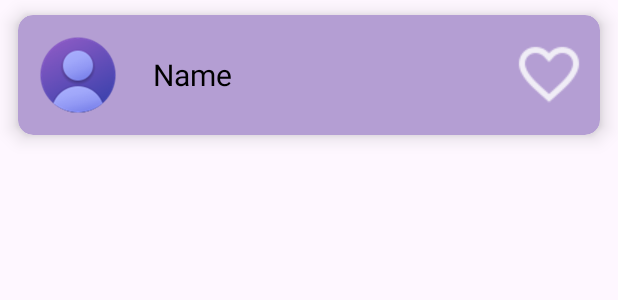
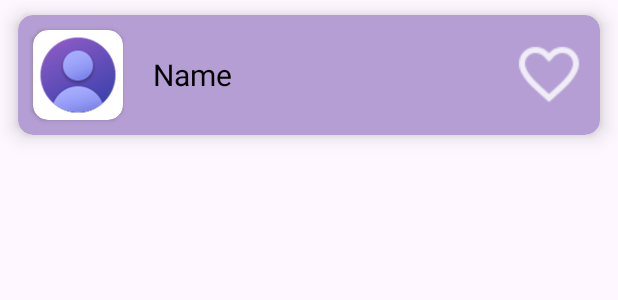
Before and after one commit to AbdelGJL/WikiGames, an Android app: the layout item_games.xml on its own in the app's theme, with its tools: preview values and no code run, on a phone screen of 412 x 824 dp. Shown: the top 300 px of the screen. Run offline under Robolectric (Android 15) with nearby library versions, the phone set to English and light mode, and no system bars.

Commit message:
modifications visuelles images

```diff
--- a/app/src/main/res/layout/item_games.xml
+++ b/app/src/main/res/layout/item_games.xml
@@ -19,15 +19,23 @@
         android:layout_height="wrap_content"
         android:background="@drawable/pop_background">
 
-        <ImageView
-            android:id="@+id/imageg"
+        <androidx.cardview.widget.CardView
+            android:id="@+id/cardViewg"
             android:layout_width="60dp"
             android:layout_height="60dp"
             android:layout_marginTop="10dp"
             android:layout_marginBottom="10dp"
             android:layout_marginStart="10dp"
-            tools:srcCompat="@drawable/profile_icon"
-            android:scaleType="centerCrop"/>
+            app:cardCornerRadius="10dp"> <!-- Adjust corner radius as needed -->
+
+            <ImageView
+                android:id="@+id/imageg"
+                android:layout_width="wrap_content"
+                android:layout_height="wrap_content"
+                tools:srcCompat="@drawable/profile_icon"
+                android:scaleType="centerCrop"/>
+
+        </androidx.cardview.widget.CardView>
 
         <TextView
             android:id="@+id/titleg"
@@ -35,7 +43,7 @@
             android:layout_height="wrap_content"
             android:layout_marginStart="20dp"
             android:layout_marginEnd="20dp"
-            android:layout_toEndOf="@id/imageg"
+            android:layout_toEndOf="@id/cardViewg"
             android:layout_toStartOf="@id/favorite"
             android:text="Name"
             android:textColor="@color/black"
@@ -56,10 +64,8 @@
             android:src="@drawable/heart"
             android:background="@android:color/transparent"
             android:contentDescription="add to favorite"
-            app:layout_constraintStart_toEndOf="@+id/imageg"
+            app:layout_constraintStart_toEndOf="@+id/cardViewg"
             app:layout_constraintTop_toBottomOf="@+id/titleg" />
-
-
     </RelativeLayout>
 
 </androidx.cardview.widget.CardView>
```
Also changed, not shown: app/src/main/res/layout/favorite.xml (added, +41 -0 lines).
